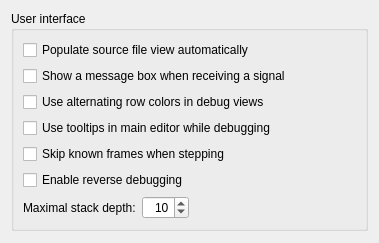
The window that src/plugins/debugger/commonoptionspage.ui (qt-creator/qt-creator) describes before a commit, drawn with Qt 5.
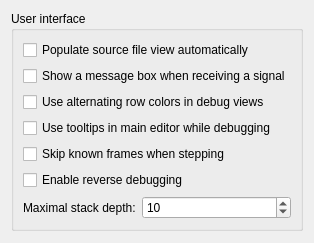
The same window after the commit.

What changed in the file:
```diff
--- a/src/plugins/debugger/commonoptionspage.ui
+++ b/src/plugins/debugger/commonoptionspage.ui
@@ -2,22 +2,14 @@
 <ui version="4.0">
  <class>CommonOptionsPage</class>
  <widget class="QWidget" name="CommonOptionsPage">
-  <property name="geometry">
-   <rect>
-    <x>0</x>
-    <y>0</y>
-    <width>379</width>
-    <height>243</height>
-   </rect>
-  </property>
-  <layout class="QVBoxLayout" name="verticalLayout_2">
+  <layout class="QVBoxLayout" name="verticalLayout">
    <item>
     <widget class="QGroupBox" name="groupBox">
      <property name="title">
       <string>User interface</string>
      </property>
-     <layout class="QVBoxLayout" name="verticalLayout">
-      <item>
+     <layout class="QFormLayout" name="formLayout">
+      <item row="0" column="0" colspan="2">
        <widget class="QCheckBox" name="checkBoxListSourceFiles">
         <property name="toolTip">
          <string>Checking this will populate the source file view automatically but might slow down debugger startup considerably.</string>
@@ -27,28 +19,28 @@
         </property>
        </widget>
       </item>
-      <item>
+      <item row="1" column="0" colspan="2">
        <widget class="QCheckBox" name="checkBoxUseMessageBoxForSignals">
         <property name="text">
          <string>Show a message box when receiving a signal</string>
         </property>
        </widget>
       </item>
-      <item>
+      <item row="2" column="0" colspan="2">
        <widget class="QCheckBox" name="checkBoxUseAlternatingRowColors">
         <property name="text">
          <string>Use alternating row colors in debug views</string>
         </property>
        </widget>
       </item>
-      <item>
+      <item row="3" column="0" colspan="2">
        <widget class="QCheckBox" name="checkBoxUseToolTipsInMainEditor">
         <property name="text">
          <string>Use tooltips in main editor while debugging</string>
         </property>
        </widget>
       </item>
-      <item>
+      <item row="4" column="0" colspan="2">
        <widget class="QCheckBox" name="checkBoxSkipKnownFrames">
         <property name="toolTip">
          <string>When this option is checked, 'Step Into' compresses several steps into one in certain situations, leading to 'less noisy' debugging. So will, e.g., the atomic
@@ -59,30 +51,25 @@
         </property>
        </widget>
       </item>
-      <item>
+      <item row="5" column="0" colspan="2">
        <widget class="QCheckBox" name="checkBoxEnableReverseDebugging">
         <property name="text">
          <string>Enable reverse debugging</string>
         </property>
        </widget>
       </item>
-      <item>
-       <layout class="QHBoxLayout" name="horizontalLayout_2">
-        <item>
+      <item row="6" column="0">
          <widget class="QLabel" name="labelMaximalStackDepth">
           <property name="text">
            <string>Maximal stack depth:</string>
           </property>
          </widget>
         </item>
-        <item>
+      <item row="6" column="1">
          <widget class="QSpinBox" name="spinBoxMaximalStackDepth">
           <property name="layoutDirection">
            <enum>Qt::LeftToRight</enum>
           </property>
-          <property name="alignment">
-           <set>Qt::AlignRight|Qt::AlignTrailing|Qt::AlignVCenter</set>
-          </property>
           <property name="specialValueText">
            <string>&lt;unlimited&gt;</string>
           </property>
@@ -96,21 +83,6 @@
            <number>10</number>
           </property>
          </widget>
-        </item>
-        <item>
-         <spacer name="horizontalSpacer">
-          <property name="orientation">
-           <enum>Qt::Horizontal</enum>
-          </property>
-          <property name="sizeHint" stdset="0">
-           <size>
-            <width>40</width>
-            <height>20</height>
-           </size>
-          </property>
-         </spacer>
-        </item>
-       </layout>
       </item>
      </layout>
     </widget>
```
Lines whose indentation alone changed are shown as unchanged.
